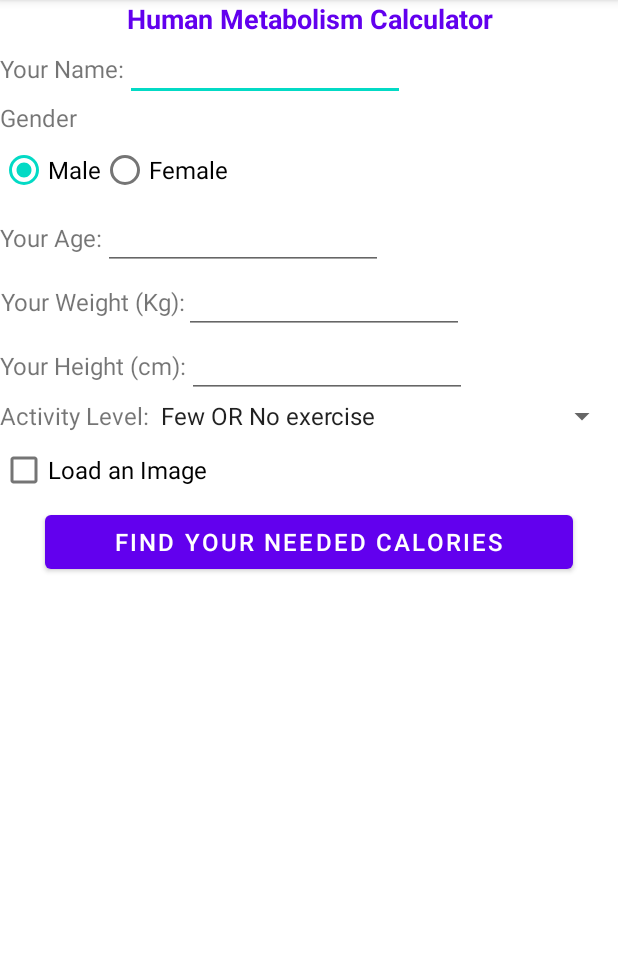
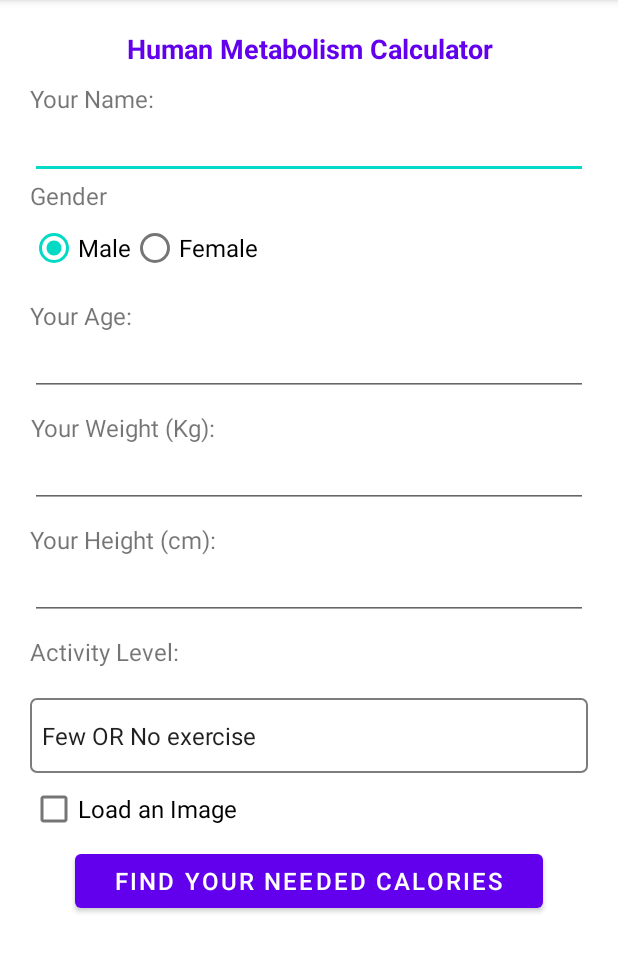
Before and after one commit to jovichenmcintyrecentenial/test_1_android, an Android app: the screen it shows after launch (MainActivity), on a phone screen of 412 x 824 dp, the part 84-1056 px from its top. Run offline under Robolectric (Android 15) with nearby library versions, the phone set to English and light mode, and no system bars.

Commit message:
update ui and styles

```diff
--- /dev/null
+++ b/app/src/main/res/drawable/spiner_ui.xml
@@ -0,0 +1,7 @@
+<?xml version="1.0" encoding="utf-8"?>
+
+<shape xmlns:android="http://schemas.android.com/apk/res/android">
+    <gradient android:angle="90" android:endColor="#ffffff" android:startColor="#ffffff" android:type="linear" />
+    <stroke android:width="1dp" android:color="#7C7C7C" />
+    <corners android:radius="4dp" />
+</shape>
--- a/app/src/main/res/layout/activity_main.xml
+++ b/app/src/main/res/layout/activity_main.xml
@@ -1,19 +1,24 @@
 <?xml version="1.0" encoding="utf-8"?>
+<ScrollView xmlns:android="http://schemas.android.com/apk/res/android"
+    xmlns:tools="http://schemas.android.com/tools"
+    android:layout_width="match_parent"
+    android:layout_height="match_parent">
 <LinearLayout xmlns:android="http://schemas.android.com/apk/res/android"
     xmlns:app="http://schemas.android.com/apk/res-auto"
     xmlns:tools="http://schemas.android.com/tools"
     android:layout_width="match_parent"
     android:orientation="vertical"
+    android:layout_marginLeft="20dp"
+    android:layout_marginRight="@dimen/page_margins"
     android:layout_height="match_parent"
     tools:context=".MainActivity">
 
     <TextView
+        android:layout_marginTop="@dimen/page_margins"
         android:text="Human Metabolism Calculator"
         android:textAlignment="center"
         style="@style/main_text" />
-    <LinearLayout
-        android:layout_width="wrap_content"
-        android:layout_height="wrap_content">
+    <LinearLayout style="@style/layout_edit_text">
     <TextView
         android:layout_width="wrap_content"
         android:layout_height="wrap_content"
@@ -23,10 +28,8 @@
 
         <EditText
             android:id="@+id/name"
-            android:layout_width="wrap_content"
+            android:layout_width="match_parent"
             android:layout_height="wrap_content"
-            android:layout_weight="1"
-            android:ems="10"
             android:inputType="textPersonName"
             android:text="" />
 
@@ -54,9 +57,8 @@
             android:onClick="onSelectRadioButton"
             android:text="Female" />
     </RadioGroup>
-    <LinearLayout
-        android:layout_width="wrap_content"
-        android:layout_height="wrap_content">
+    <LinearLayout style="@style/layout_edit_text">
+
         <TextView
             android:layout_width="wrap_content"
             android:layout_height="wrap_content"
@@ -66,7 +68,7 @@
 
         <EditText
             android:id="@+id/age"
-            android:layout_width="wrap_content"
+            android:layout_width="match_parent"
             android:layout_height="wrap_content"
             android:layout_weight="1"
             android:ems="10"
@@ -74,9 +76,8 @@
             android:text="" />
 
     </LinearLayout>
-    <LinearLayout
-        android:layout_width="wrap_content"
-        android:layout_height="wrap_content">
+    <LinearLayout style="@style/layout_edit_text">
+
         <TextView
             android:layout_width="wrap_content"
             android:layout_height="wrap_content"
@@ -86,7 +87,7 @@
 
         <EditText
             android:id="@+id/weight"
-            android:layout_width="wrap_content"
+            android:layout_width="match_parent"
             android:layout_height="wrap_content"
             android:layout_weight="1"
             android:ems="10"
@@ -94,9 +95,8 @@
             android:text="" />
 
     </LinearLayout>
-    <LinearLayout
-        android:layout_width="wrap_content"
-        android:layout_height="wrap_content">
+    <LinearLayout style="@style/layout_edit_text">
+
         <TextView
             android:layout_width="wrap_content"
             android:layout_height="wrap_content"
@@ -106,7 +106,7 @@
 
         <EditText
             android:id="@+id/height"
-            android:layout_width="wrap_content"
+            android:layout_width="match_parent"
             android:layout_height="wrap_content"
             android:layout_weight="1"
             android:ems="10"
@@ -115,9 +115,7 @@
 
 
     </LinearLayout>
-    <LinearLayout
-        android:layout_width="wrap_content"
-        android:layout_height="wrap_content">
+    <LinearLayout style="@style/layout_edit_text">
 
 
 
@@ -129,9 +127,11 @@
             />
 
         <Spinner
+            android:layout_marginTop="@dimen/page_margins"
             android:id="@+id/spinner"
+            android:background="@drawable/spiner_ui"
             android:layout_width="match_parent"
-            android:layout_height="wrap_content"
+            android:layout_height="50dp"
             />
 
 
@@ -155,3 +155,4 @@
 
 
 </LinearLayout>
+</ScrollView>
--- /dev/null
+++ b/app/src/main/res/values/dimens.xml
@@ -0,0 +1,4 @@
+<?xml version="1.0" encoding="utf-8"?>
+<resources>
+    <dimen name="page_margins">20dp</dimen>
+</resources>
--- a/app/src/main/res/values/styles.xml
+++ b/app/src/main/res/values/styles.xml
@@ -9,4 +9,11 @@
 
         <item name="android:textColor">@color/purple_500</item>
     </style>
+
+    <style name="layout_edit_text">
+        <item name="android:layout_marginTop">10dp</item>
+        <item name="android:layout_width">match_parent</item>
+        <item name="android:orientation">vertical</item>
+        <item name="android:layout_height">wrap_content</item>
+    </style>
 </resources>
```
